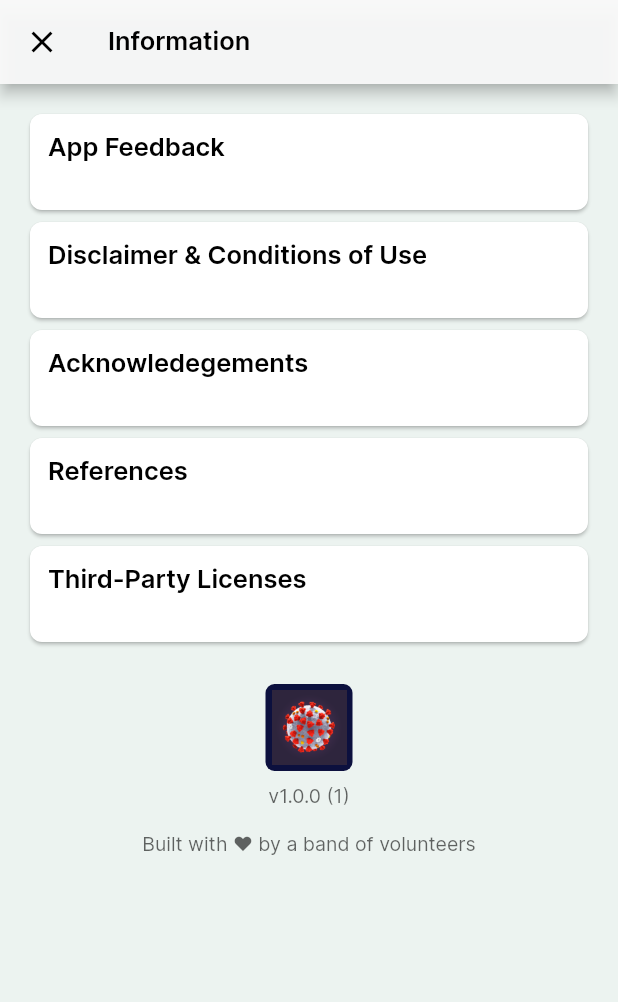
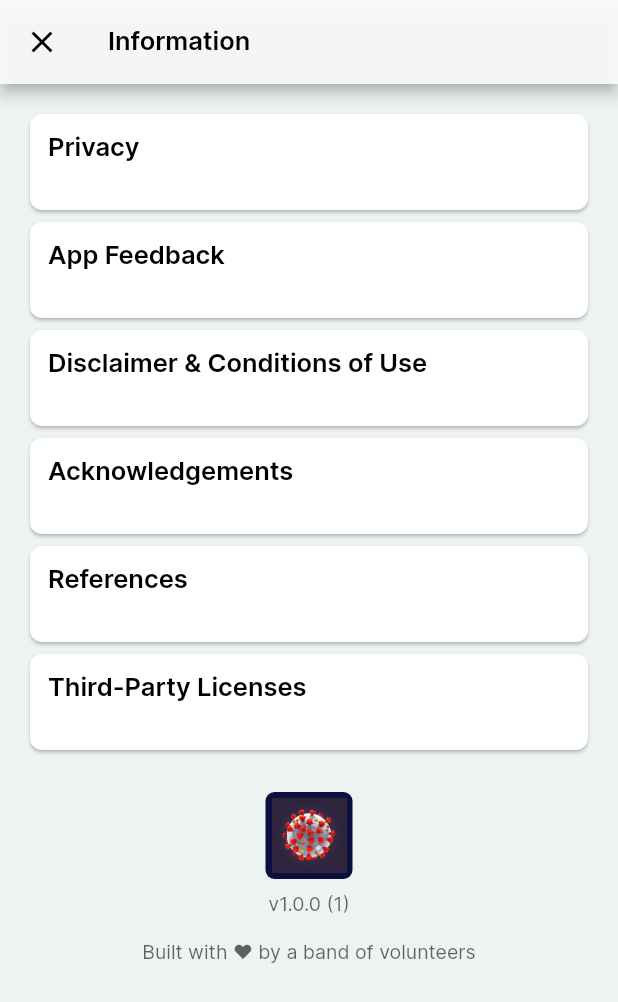
Before and after one commit to Western-Health-Covid19-Collaboration/wh_covid19_app, a Flutter app: the InfoView screen opened by its route, on a phone screen of 412 x 824 dp. Shown: the top 1002 px of the screen. Run offline on Flutter 3.47's test engine with Material 2 defaults, Android fonts, the phone set to English and light mode, and no system bars; our stand-ins replace chewie, device_info, firebase_analytics, flutter_svg, flutter_widget_from_html, package_info and 4 more; missing offline and left inert: matrix_gesture_detector; accounts and stored records are empty; statements that could not run were skipped.

Commit message:
Added initial UI changes for privacy settings in information. Fixed spelling mistake for 'acknowledgements'. Added tweak fro trailing commas.

```diff
--- a/lib/routes.dart
+++ b/lib/routes.dart
@@ -22,6 +22,7 @@ class Routes {
   static const sbsGuidance = '/sbs_guidance';
 
   // Info routes
+  static const settings = '/settings';
   static const acknowledgements = '/acknowledgements';
   static const references = '/references';
   static const licenses = '/licenses';
--- a/lib/strings.dart
+++ b/lib/strings.dart
@@ -74,8 +74,10 @@ This app is designed to be used by the anaesthetist and critical care doctors at
       'suggestions ';
 
   /// Information
+  static const String settingsTitle = 'Privacy';
   static const String informationTitle = 'Information';
-  static const String acknowledegementsTitle = 'Acknowledegements';
+  static const String settingsPrivacyTitle = 'Privacy';
+  static const String acknowledgementsTitle = 'Acknowledgements';
   static const String referencesTitle = 'References';
   static const String informationWhCoronaTitle = 'WH Novel Coronavirus Website';
   static const String informationWhAnaestheticTitle =
--- a/lib/view/acknowledgements_view.dart
+++ b/lib/view/acknowledgements_view.dart
@@ -70,7 +70,7 @@ Those who have given helpful and timely advice, including Byron Teu.<br/>
         backgroundColor: AppColors.appBarBackground,
         iconTheme: Styles.appBarIconTheme,
         title: const Text(
-          Strings.acknowledegementsTitle,
+          Strings.acknowledgementsTitle,
           style: Styles.textH5,
         ),
       ),
--- a/lib/view/info_view.dart
+++ b/lib/view/info_view.dart
@@ -17,6 +17,12 @@ class InfoView extends StatelessWidget {
 
   final cards = <Widget>[
     ReusableCard(
+      title: Strings.settingsPrivacyTitle,
+      height: _cardHeight,
+      elevation: _cardElevation,
+      routeTo: Routes.settings,
+    ),
+    ReusableCard(
       title: Strings.informationAppFeedbackTitle,
       height: _cardHeight,
       elevation: _cardElevation,
@@ -29,7 +35,7 @@ class InfoView extends StatelessWidget {
       routeTo: Routes.disclaimer,
     ),
     const ReusableCard(
-      title: Strings.acknowledegementsTitle,
+      title: Strings.acknowledgementsTitle,
       height: _cardHeight,
       elevation: _cardElevation,
       routeTo: Routes.acknowledgements,
--- a/lib/view/reference_view.dart
+++ b/lib/view/reference_view.dart
@@ -71,6 +71,10 @@ class ReferenceView extends StatelessWidget {
               ),
               ..._sections.map((e) =>
                   ReusableCard.fromData(card: e, height: _sectionHeight)),
-                ]))));
+            ],
+          ),
+        ),
+      ),
+    );
   }
 }
--- a/lib/wh_app.dart
+++ b/lib/wh_app.dart
@@ -34,6 +34,7 @@ import 'view/reference_view.dart';
 import 'view/resources/additional_resources_view.dart';
 import 'view/resources/wh_resources_view.dart';
 import 'view/sbs_guide_view.dart';
+import 'view/settings_view.dart';
 import 'view/staff_welfare/your_welfare_view.dart';
 
 class WHApp extends StatelessWidget {
@@ -61,6 +62,7 @@ class WHApp extends StatelessWidget {
         Routes.introRouter: (context) => IntroRouter(),
         Routes.disclaimer: (context) => DisclaimerView(),
         Routes.licenses: (context) => LicenseView(),
+        Routes.settings: (context) => SettingsView(),
         Routes.acknowledgements: (context) => AcknowledgementsView(),
         Routes.references: (context) => ReferenceView(),
         Routes.additionalResources: (context) => AdditionalResourcesView(),
```
Also changed, not shown: lib/view/settings_view.dart (added, +39 -0 lines). Lines whose indentation alone changed are shown as unchanged.
